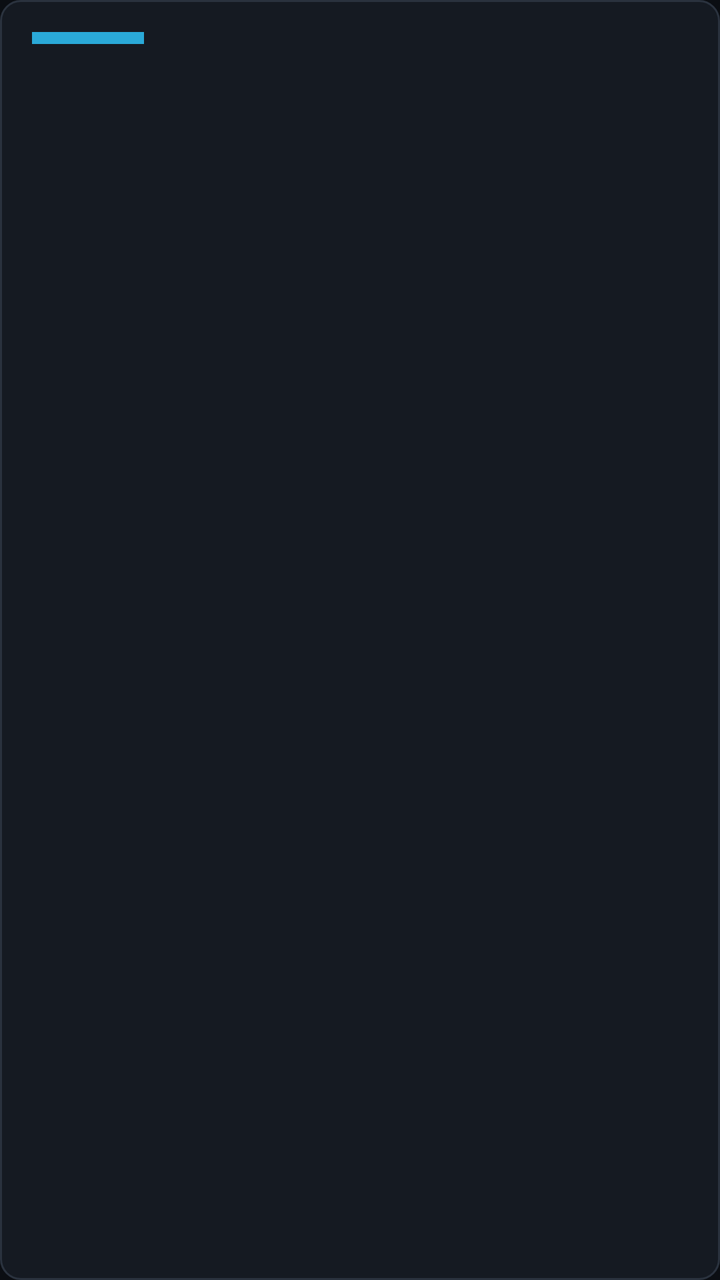
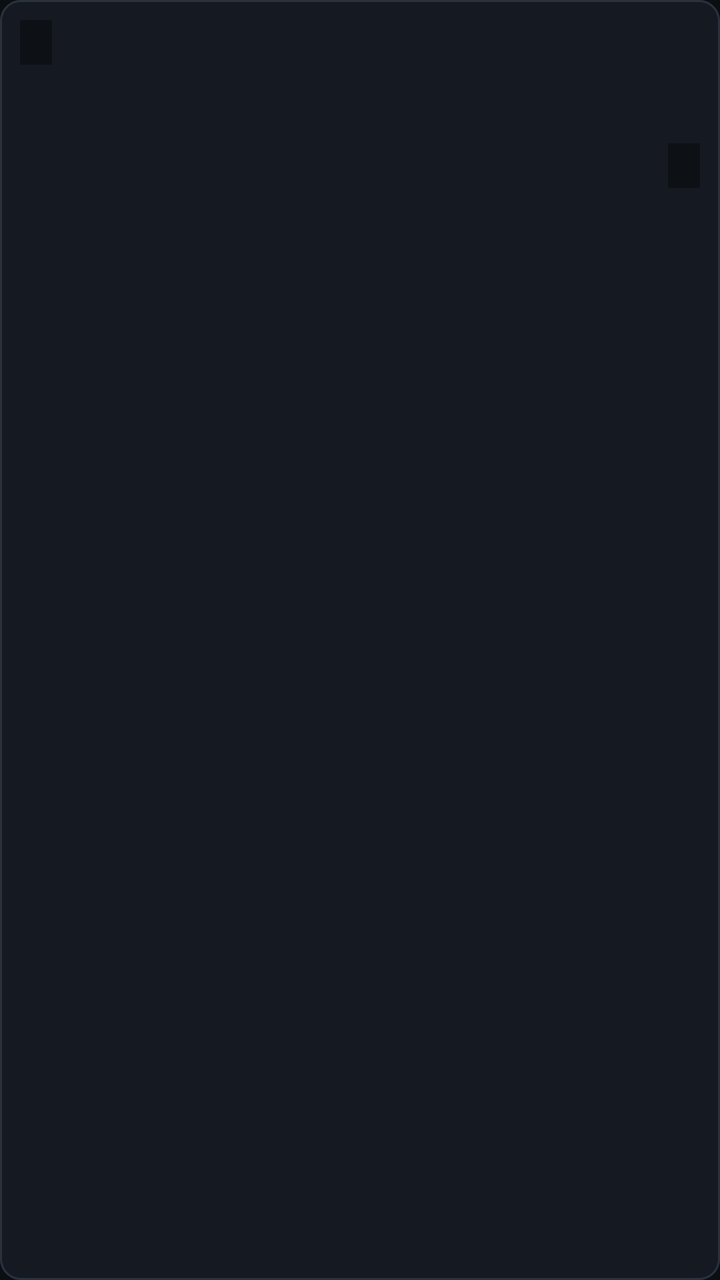

Before-and-after screenshots of an Android layout around one commit, followed by the original layout XML and the change that was made.
<!-- AndroidManifest.xml: application theme Theme.Eced.Tv -->
<!-- res/layout/card_lesson.xml -->
<?xml version="1.0" encoding="utf-8"?>
<LinearLayout xmlns:android="http://schemas.android.com/apk/res/android"
    android:id="@+id/card_root"
    android:layout_width="280dp"
    android:layout_height="158dp"
    android:orientation="vertical"
    android:background="@drawable/card_bg"
    android:padding="16dp"
    android:focusable="true"
    android:focusableInTouchMode="true">

    
    <View
        android:id="@+id/card_accent"
        android:layout_width="56dp"
        android:layout_height="6dp"
        android:background="#2AA9D8" />

    <TextView
        android:id="@+id/card_title"
        android:layout_width="match_parent"
        android:layout_height="0dp"
        android:layout_weight="1"
        android:layout_marginTop="14dp"
        android:maxLines="3"
        android:ellipsize="end"
        android:textColor="@color/tv_ink"
        android:textSize="20sp"
        android:lineSpacingMultiplier="1.1" />

    <TextView
        android:id="@+id/card_meta"
        android:layout_width="match_parent"
        android:layout_height="wrap_content"
        android:maxLines="1"
        android:textColor="@color/tv_muted"
        android:textSize="15sp" />

    
    <FrameLayout
        android:id="@+id/card_progress_track"
        android:layout_width="match_parent"
        android:layout_height="4dp"
        android:layout_marginTop="10dp"
        android:background="#2A323E"
        android:visibility="gone">

        <View
            android:id="@+id/card_progress_fill"
            android:layout_width="0dp"
            android:layout_height="match_parent"
            android:background="@color/focus_gold" />
    </FrameLayout>
</LinearLayout>
<!-- resources referenced by this layout -->
<resources>
  <color name="focus_gold">#E8B64C</color>
  <color name="tv_ink">#F2F6FA</color>
  <color name="tv_muted">#93A1B2</color>
  <!-- drawable card_bg (drawable) -->
  <?xml version="1.0" encoding="utf-8"?>
  <selector xmlns:android="http://schemas.android.com/apk/res/android">
      <item android:state_focused="true">
          <shape android:shape="rectangle">
              <solid android:color="#1E2836" />
              <stroke android:width="4dp" android:color="@color/focus_gold" />
              <corners android:radius="10dp" />
          </shape>
      </item>
      <item>
          <shape android:shape="rectangle">
              <solid android:color="@color/tv_panel" />
              <stroke android:width="1dp" android:color="#2A323E" />
              <corners android:radius="10dp" />
          </shape>
      </item>
  </selector>
  <style name="Theme.Eced.Tv" parent="Theme.Leanback">
          <item name="android:windowBackground">@color/tv_bg</item>
          <item name="android:colorPrimary">@color/focus_gold</item>
          <item name="android:colorAccent">@color/focus_gold</item>
      </style>
  <color name="tv_panel">#151A22</color>
  <color name="tv_bg">#0B0E13</color>
</resources>

<!-- the commit's change to res/layout/card_lesson.xml (unified diff, before → after) -->
@@ -2,46 +2,60 @@
 <LinearLayout xmlns:android="http://schemas.android.com/apk/res/android"
     android:id="@+id/card_root"
     android:layout_width="280dp"
-    android:layout_height="158dp"
+    android:layout_height="188dp"
     android:orientation="vertical"
     android:background="@drawable/card_bg"
-    android:padding="16dp"
     android:focusable="true"
     android:focusableInTouchMode="true">
 
     
-    <View
-        android:id="@+id/card_accent"
-        android:layout_width="56dp"
-        android:layout_height="6dp"
-        android:background="#2AA9D8" />
+    <FrameLayout
+        android:id="@+id/card_art"
+        android:layout_width="match_parent"
+        android:layout_height="104dp">
 
-    <TextView
-        android:id="@+id/card_title"
-        android:layout_width="match_parent"
-        android:layout_height="0dp"
-        android:layout_weight="1"
-        android:layout_marginTop="14dp"
-        android:maxLines="3"
-        android:ellipsize="end"
-        android:textColor="@color/tv_ink"
-        android:textSize="20sp"
-        android:lineSpacingMultiplier="1.1" />
+        <TextView
+            android:id="@+id/card_glyph"
+            android:layout_width="match_parent"
+            android:layout_height="match_parent"
+            android:gravity="center"
+            android:textColor="#FFFFFF"
+            android:alpha="0.92"
+            android:textSize="44sp"
+            android:textStyle="bold" />
 
-    <TextView
-        android:id="@+id/card_meta"
-        android:layout_width="match_parent"
-        android:layout_height="wrap_content"
-        android:maxLines="1"
-        android:textColor="@color/tv_muted"
-        android:textSize="15sp" />
+        <TextView
+            android:id="@+id/card_kicker"
+            android:layout_width="wrap_content"
+            android:layout_height="wrap_content"
+            android:layout_gravity="top|start"
+            android:layout_margin="10dp"
+            android:paddingHorizontal="8dp"
+            android:paddingVertical="3dp"
+            android:background="#66000000"
+            android:textColor="#FFFFFF"
+            android:textSize="12sp"
+            android:letterSpacing="0.08"
+            android:textStyle="bold" />
+
+        <TextView
+            android:id="@+id/card_count"
+            android:layout_width="wrap_content"
+            android:layout_height="wrap_content"
+            android:layout_gravity="bottom|end"
+            android:layout_margin="10dp"
+            android:paddingHorizontal="8dp"
+            android:paddingVertical="3dp"
+            android:background="#66000000"
+            android:textColor="#FFFFFF"
+            android:textSize="12sp" />
+    </FrameLayout>
 
     
     <FrameLayout
         android:id="@+id/card_progress_track"
         android:layout_width="match_parent"
         android:layout_height="4dp"
-        android:layout_marginTop="10dp"
         android:background="#2A323E"
         android:visibility="gone">
 
@@ -51,4 +65,33 @@
             android:layout_height="match_parent"
             android:background="@color/focus_gold" />
     </FrameLayout>
+
+    <LinearLayout
+        android:layout_width="match_parent"
+        android:layout_height="0dp"
+        android:layout_weight="1"
+        android:orientation="vertical"
+        android:paddingHorizontal="14dp"
+        android:paddingTop="10dp"
+        android:paddingBottom="12dp">
+
+        <TextView
+            android:id="@+id/card_title"
+            android:layout_width="match_parent"
+            android:layout_height="wrap_content"
+            android:maxLines="2"
+            android:ellipsize="end"
+            android:textColor="@color/tv_ink"
+            android:textSize="17sp" />
+
+        <TextView
+            android:id="@+id/card_meta"
+            android:layout_width="match_parent"
+            android:layout_height="wrap_content"
+            android:layout_marginTop="3dp"
+            android:maxLines="1"
+            android:ellipsize="end"
+            android:textColor="@color/tv_muted"
+            android:textSize="14sp" />
+    </LinearLayout>
 </LinearLayout>
